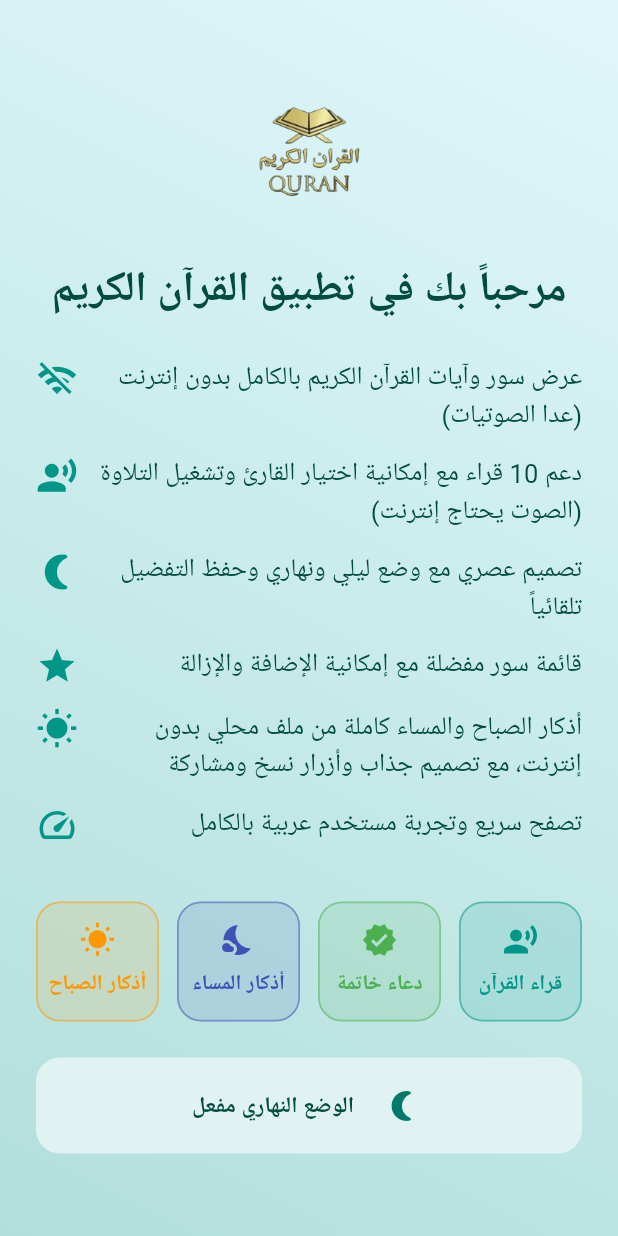
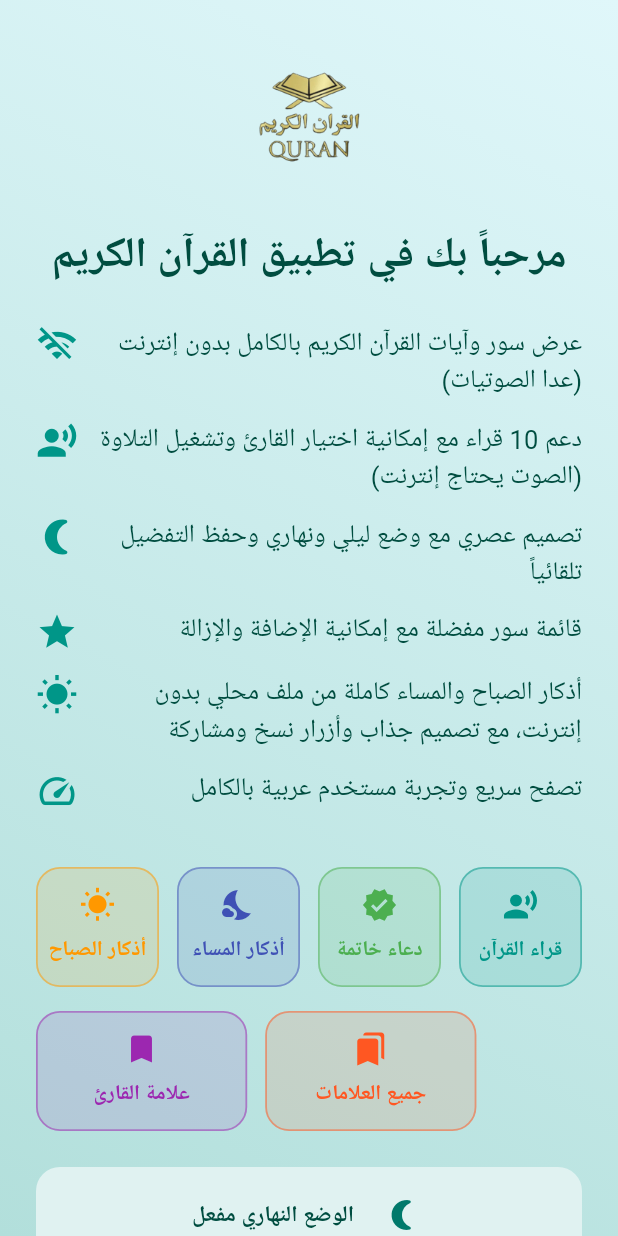
Before and after one commit to abbe59/flutter-_app_quran, a Flutter app: the screen it shows after launch, on a phone screen of 412 x 824 dp. Run offline on Flutter 3.47's test engine with Material 3 defaults, Android fonts, the phone set to English and light mode, and no system bars; our stand-ins replace flutter_bloc, flutter_staggered_animations, just_audio, shared_preferences.

Commit message:
mark_intro

```diff
--- a/lib/screen/welcome_screen.dart
+++ b/lib/screen/welcome_screen.dart
@@ -1,6 +1,10 @@
 import 'package:flutter/material.dart';
 import 'package:flutter_bloc/flutter_bloc.dart';
 import 'package:quren_app_first/bloc/theme_bloc.dart';
+import 'package:quren_app_first/services/bookmark_manager.dart';
+import 'package:quren_app_first/screen/bookmarks_screen.dart';
+import 'package:quren_app_first/screen/surah_ayat_screen.dart';
+import 'package:quren_app_first/utils/surah_names.dart';
 
 class _QuickAzkarButton extends StatelessWidget {
   final String label;
@@ -65,6 +69,54 @@ class _QuickAzkarButton extends StatelessWidget {
 
 class WelcomeScreen extends StatelessWidget {
   const WelcomeScreen({super.key});
+
+  // دالة للانتقال لآخر علامة مرجعية
+  void _goToLastBookmark(BuildContext context) async {
+    try {
+      final lastRead = await BookmarkManager.getLastReadPosition();
+
+      if (!context.mounted) return;
+
+      if (lastRead != null) {
+        // الانتقال لآخر موضع قراءة
+        Navigator.push(
+          context,
+          MaterialPageRoute(
+            builder: (context) => SurahAyatScreen(
+              surahNumber: lastRead['surahNumber'],
+              surahName: SurahNames.getSurahNameWithNumber(
+                lastRead['surahNumber'],
+              ),
+            ),
+          ),
+        );
+      } else {
+        // إذا لم توجد علامات، أظهر رسالة وانتقل لصفحة العلامات
+        ScaffoldMessenger.of(context).showSnackBar(
+          const SnackBar(
+            content: Text(
+              'لا توجد علامات محفوظة. ابدأ بقراءة القرآن لحفظ علامات!',
+            ),
+            backgroundColor: Colors.blue,
+          ),
+        );
+
+        Navigator.push(
+          context,
+          MaterialPageRoute(builder: (context) => const BookmarksScreen()),
+        );
+      }
+    } catch (e) {
+      if (!context.mounted) return;
+
+      // في حالة الخطأ، اذهب لصفحة العلامات
+      Navigator.push(
+        context,
+        MaterialPageRoute(builder: (context) => const BookmarksScreen()),
+      );
+    }
+  }
+
   @override
   Widget build(BuildContext context) {
     return BlocBuilder<ThemeBloc, ThemeState>(
@@ -213,6 +265,48 @@ class WelcomeScreen extends StatelessWidget {
                           ),
                         ],
                       ),
+                      const SizedBox(height: 16),
+
+                      // صف جديد لزر علامة القارئ
+                      Row(
+                        mainAxisAlignment: MainAxisAlignment.center,
+                        children: [
+                          Expanded(
+                            flex: 2,
+                            child: SizedBox(
+                              height: 80,
+                              child: _QuickAzkarButton(
+                                label: 'علامة القارئ',
+                                icon: Icons.bookmark,
+                                color: Colors.purple,
+                                onTap: () => _goToLastBookmark(context),
+                              ),
+                            ),
+                          ),
+                          const SizedBox(width: 12),
+                          Expanded(
+                            flex: 2,
+                            child: SizedBox(
+                              height: 80,
+                              child: _QuickAzkarButton(
+                                label: 'جميع العلامات',
+                                icon: Icons.bookmarks,
+                                color: Colors.deepOrange,
+                                onTap: () {
+                                  Navigator.push(
+                                    context,
+                                    MaterialPageRoute(
+                                      builder: (context) =>
+                                          const BookmarksScreen(),
+                                    ),
+                                  );
+                                },
+                              ),
+                            ),
+                          ),
+                          Expanded(flex: 1, child: Container()), // مساحة فارغة
+                        ],
+                      ),
                       const SizedBox(height: 24),
                       Container(
                         padding: const EdgeInsets.symmetric(
--- /dev/null
+++ b/lib/utils/surah_names.dart
@@ -0,0 +1,130 @@
+// قائمة أسماء السور
+class SurahNames {
+  static const Map<int, String> surahNames = {
+    1: 'الفاتحة',
+    2: 'البقرة',
+    3: 'آل عمران',
+    4: 'النساء',
+    5: 'المائدة',
+    6: 'الأنعام',
+    7: 'الأعراف',
+    8: 'الأنفال',
+    9: 'التوبة',
+    10: 'يونس',
+    11: 'هود',
+    12: 'يوسف',
+    13: 'الرعد',
+    14: 'إبراهيم',
+    15: 'الحجر',
+    16: 'النحل',
+    17: 'الإسراء',
+    18: 'الكهف',
+    19: 'مريم',
+    20: 'طه',
+    21: 'الأنبياء',
+    22: 'الحج',
+    23: 'المؤمنون',
+    24: 'النور',
+    25: 'الفرقان',
+    26: 'الشعراء',
+    27: 'النمل',
+    28: 'القصص',
+    29: 'العنكبوت',
+    30: 'الروم',
+    31: 'لقمان',
+    32: 'السجدة',
+    33: 'الأحزاب',
+    34: 'سبأ',
+    35: 'فاطر',
+    36: 'يس',
+    37: 'الصافات',
+    38: 'ص',
+    39: 'الزمر',
+    40: 'غافر',
+    41: 'فصلت',
+    42: 'الشورى',
+    43: 'الزخرف',
+    44: 'الدخان',
+    45: 'الجاثية',
+    46: 'الأحقاف',
+    47: 'محمد',
+    48: 'الفتح',
+    49: 'الحجرات',
+    50: 'ق',
+    51: 'الذاريات',
+    52: 'الطور',
+    53: 'النجم',
+    54: 'القمر',
+    55: 'الرحمن',
+    56: 'الواقعة',
+    57: 'الحديد',
+    58: 'المجادلة',
+    59: 'الحشر',
+    60: 'الممتحنة',
+    61: 'الصف',
+    62: 'الجمعة',
+    63: 'المنافقون',
+    64: 'التغابن',
+    65: 'الطلاق',
+    66: 'التحريم',
+    67: 'الملك',
+    68: 'القلم',
+    69: 'الحاقة',
+    70: 'المعارج',
+    71: 'نوح',
+    72: 'الجن',
+    73: 'المزمل',
+    74: 'المدثر',
+    75: 'القيامة',
+    76: 'الإنسان',
+    77: 'المرسلات',
+    78: 'النبأ',
+    79: 'النازعات',
+    80: 'عبس',
+    81: 'التكوير',
+    82: 'الانفطار',
+    83: 'المطففين',
+    84: 'الانشقاق',
+    85: 'البروج',
+    86: 'الطارق',
+    87: 'الأعلى',
+    88: 'الغاشية',
+    89: 'الفجر',
+    90: 'البلد',
+    91: 'الشمس',
+    92: 'الليل',
+    93: 'الضحى',
+    94: 'الشرح',
+    95: 'التين',
+    96: 'العلق',
+    97: 'القدر',
+    98: 'البينة',
+    99: 'الزلزلة',
+    100: 'العاديات',
+    101: 'القارعة',
+    102: 'التكاثر',
+    103: 'العصر',
+    104: 'الهمزة',
+    105: 'الفيل',
+    106: 'قريش',
+    107: 'الماعون',
+    108: 'الكوثر',
+    109: 'الكافرون',
+    110: 'النصر',
+    111: 'المسد',
+    112: 'الإخلاص',
+    113: 'الفلق',
+    114: 'الناس',
+  };
+
+  // الحصول على اسم السورة
+  static String getSurahName(int surahNumber) {
+    return surahNames[surahNumber] ?? 'السورة $surahNumber';
+  }
+
+  // الحصول على اسم السورة مع الرقم
+  static String getSurahNameWithNumber(int surahNumber) {
+    final name = getSurahName(surahNumber);
+    return 'سورة $name';
+  }
+}
```
